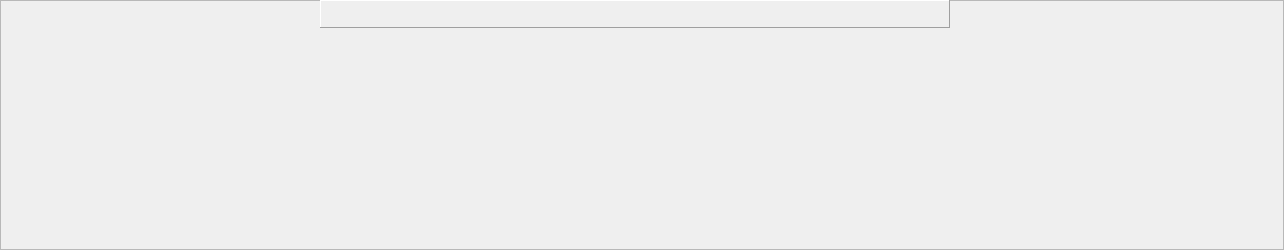
Above: ui/couppaint.ui from U-Alex/Easy_VOLS before the change. Below: the same form after it.
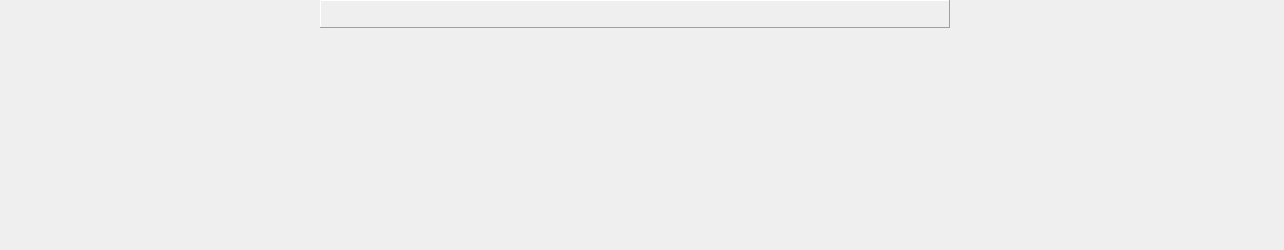
That is the form after the change.

```diff
--- a/ui/couppaint.ui
+++ b/ui/couppaint.ui
@@ -21,12 +21,6 @@
   <property name="autoFillBackground">
    <bool>true</bool>
   </property>
-  <property name="frameShape">
-   <enum>QFrame::StyledPanel</enum>
-  </property>
-  <property name="frameShadow">
-   <enum>QFrame::Raised</enum>
-  </property>
   <widget class="QLabel" name="label_head">
    <property name="geometry">
     <rect>
```
